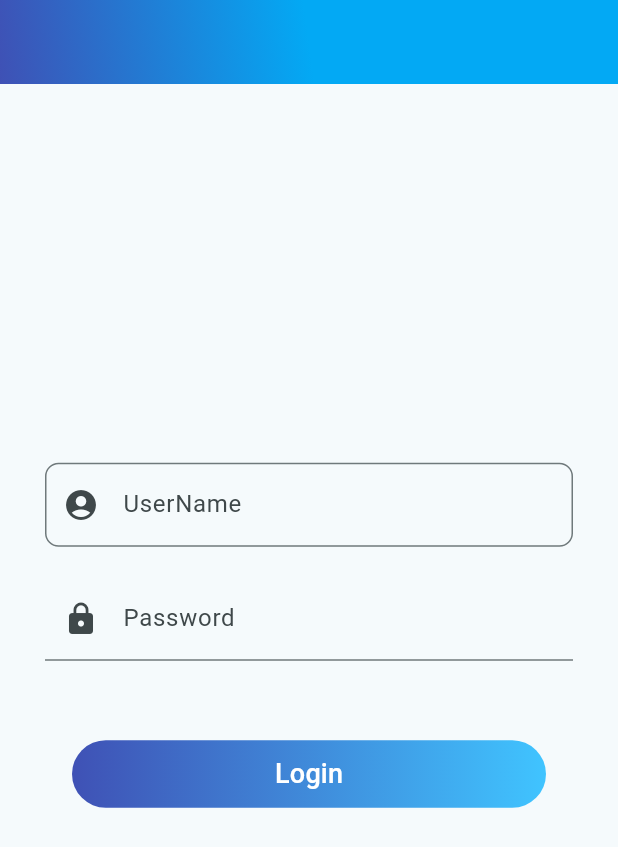
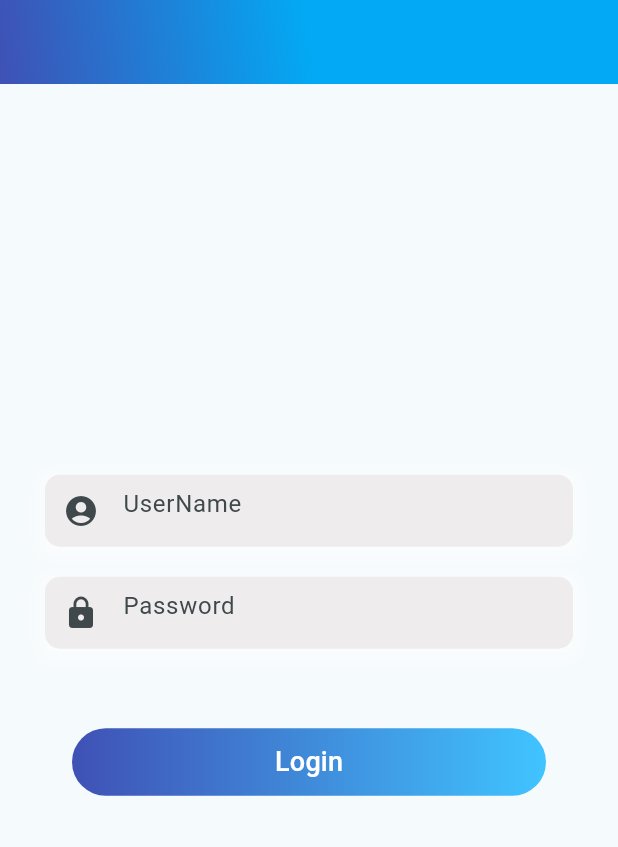
Before and after one commit to ShivaniPatilVasundharaIT/erp_admin_project, a Flutter app: the screen it shows after launch, on a phone screen of 412 x 824 dp. Shown: the top 847 px of the screen. Run offline on Flutter 3.47's test engine with Material 2 defaults, Android fonts, the phone set to English and light mode, and no system bars.

Commit message:
Initial commit

```diff
--- a/lib/main.dart
+++ b/lib/main.dart
@@ -66,6 +66,27 @@ class _MyHomePageState extends State<MyHomePage> {
                             Center(
                               child: Padding(
                                 padding: const EdgeInsets.all(10.0),
+                                child: Container(
+                                  decoration: BoxDecoration(
+                                    borderRadius: BorderRadius.circular(10),
+                                    boxShadow: [
+                                      BoxShadow(
+                                        color: Colors.white60.withOpacity(0.5),
+                                        spreadRadius: 5,
+                                        blurRadius: 7,
+                                        offset: Offset(
+                                            0, 3), // changes position of shadow
+                                      ),
+                                    ],
+                                    gradient: LinearGradient(
+                                      colors: [
+                                        Color(0xFFEEECEC),
+                                        Color(0xFFEEECEC)
+                                      ],
+                                      begin: Alignment.centerLeft,
+                                      end: Alignment.centerRight,
+                                    ),
+                                  ),
                                   child: TextFormField(
                                     validator: (value) {
                                       if (value == null || value.isEmpty) {
@@ -78,15 +99,10 @@ class _MyHomePageState extends State<MyHomePage> {
                                     },
                                     decoration: const InputDecoration(
                                       hintText: 'UserName',
-                                    labelText: 'UserName',
+                                      border: InputBorder.none,
                                       prefixIcon:
                                           Icon(Icons.account_circle_sharp),
                                       errorStyle: TextStyle(fontSize: 12.0),
-                                    border: OutlineInputBorder(
-                                      borderSide:
-                                          BorderSide(color: Colors.black),
-                                      borderRadius: BorderRadius.all(
-                                          Radius.circular(9.0)),
                                     ),
                                   ),
                                 ),
@@ -96,6 +112,27 @@ class _MyHomePageState extends State<MyHomePage> {
                             Center(
                               child: Padding(
                                 padding: const EdgeInsets.all(10.0),
+                                child: Container(
+                                  decoration: BoxDecoration(
+                                    borderRadius: BorderRadius.circular(10),
+                                    boxShadow: [
+                                      BoxShadow(
+                                        color: Colors.white60.withOpacity(0.5),
+                                        spreadRadius: 5,
+                                        blurRadius: 7,
+                                        offset: Offset(
+                                            0, 3), // changes position of shadow
+                                      ),
+                                    ],
+                                    gradient: LinearGradient(
+                                      colors: [
+                                        Color(0xFFEEECEC),
+                                        Color(0xFFEEECEC)
+                                      ],
+                                      begin: Alignment.centerLeft,
+                                      end: Alignment.centerRight,
+                                    ),
+                                  ),
                                   child: TextFormField(
                                     validator: (value) {
                                       if (value == null || value.isEmpty) {
@@ -106,15 +143,17 @@ class _MyHomePageState extends State<MyHomePage> {
                                       }
                                       return null;
                                     },
-                                  obscureText: true, // Hide password
+                                    obscureText: true,
+
+                                    textAlign: TextAlign.start, // Hide password
                                     decoration: const InputDecoration(
                                       hintText: 'Password',
-
-                                    fillColor: Colors.grey,
-                                    labelText: 'Password',
                                       prefixIcon: Icon(Icons.lock),
-                                    errorStyle: TextStyle(fontSize: 12.0),
-
+                                      errorStyle: TextStyle(
+                                        fontSize: 12.0,
+                                      ),
+                                      border: InputBorder.none,
+                                    ),
                                   ),
                                 ),
                               ),
@@ -128,7 +167,9 @@ class _MyHomePageState extends State<MyHomePage> {
                                   onPressed: () {
                                     Navigator.push(
                                       context,
-                                      MaterialPageRoute(builder: (context) => ERP_HOME_SCREEN()),
+                                      MaterialPageRoute(
+                                          builder: (context) =>
+                                              ERP_HOME_SCREEN()),
                                     );
                                   },
                                   style: ElevatedButton.styleFrom(
@@ -137,12 +178,16 @@ class _MyHomePageState extends State<MyHomePage> {
                                     ),
                                     padding: EdgeInsets.symmetric(vertical: 15),
                                     elevation: 0,
-                                    primary: Colors.transparent, // Set the background color to transparent
+                                    primary: Colors
+                                        .transparent, // Set the background color to transparent
                                   ),
                                   child: Ink(
                                     decoration: BoxDecoration(
                                       gradient: LinearGradient(
-                                        colors: [Colors.indigo, Colors.lightBlueAccent],
+                                        colors: [
+                                          Colors.indigo,
+                                          Colors.lightBlueAccent
+                                        ],
                                       ),
                                       borderRadius: BorderRadius.circular(30),
                                     ),
@@ -150,14 +195,14 @@ class _MyHomePageState extends State<MyHomePage> {
                                       alignment: Alignment.center,
                                       child: const Text(
                                         'Login',
-                                        style: TextStyle(color: Colors.white, fontSize: 18),
+                                        style: TextStyle(
+                                            color: Colors.white, fontSize: 18),
                                       ),
                                     ),
                                   ),
                                 ),
                               ),
                             ),
-
                           ],
                         ),
                       ),
```
Lines whose indentation alone changed are shown as unchanged.
